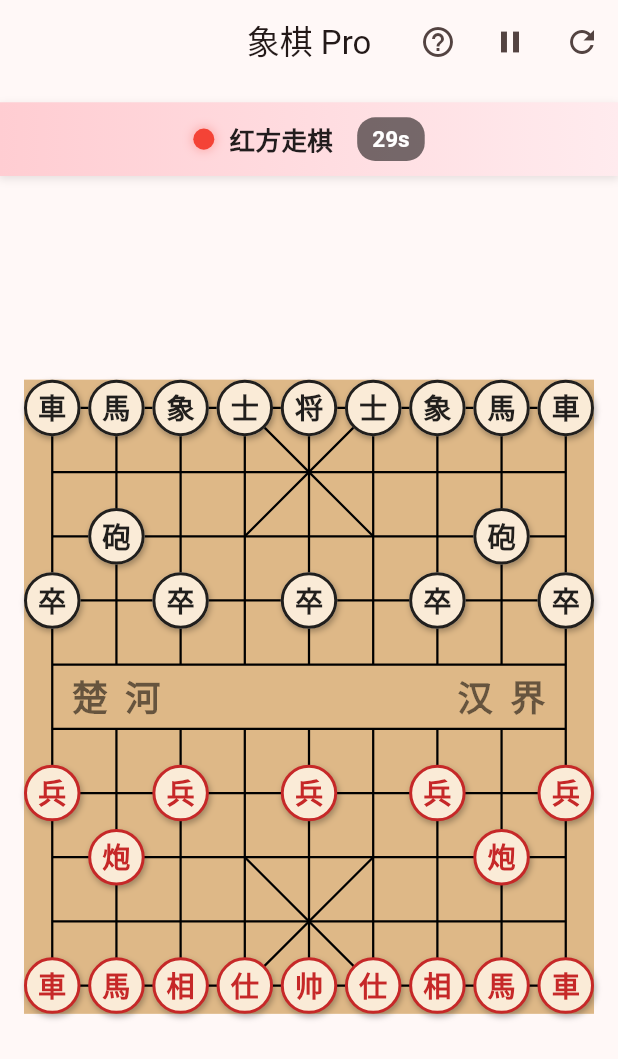
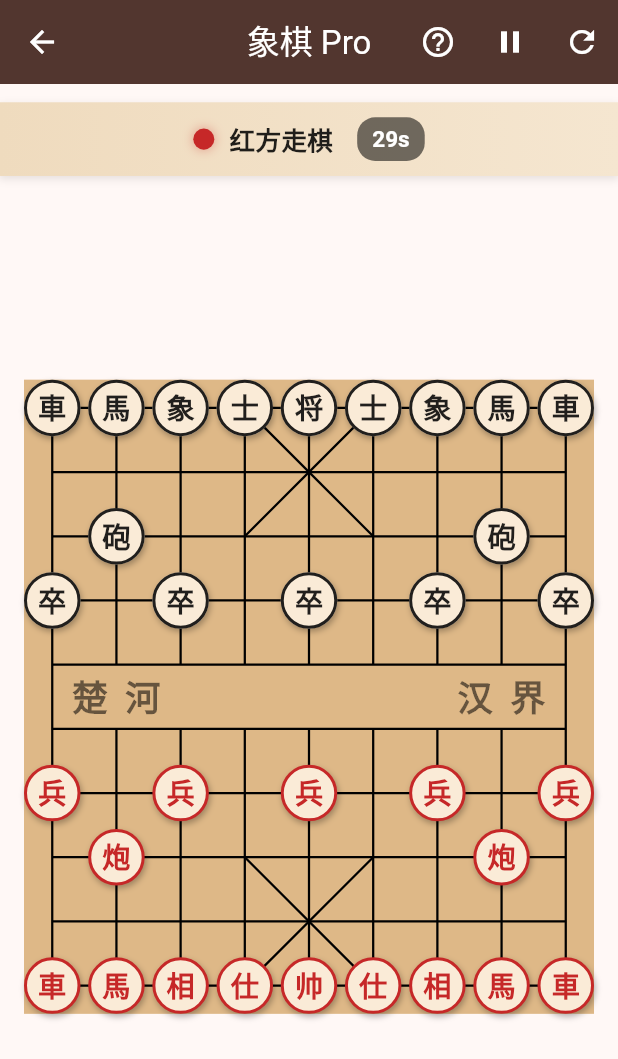
Before and after one commit to xingqianfsios-droid/test, a Flutter app: the screen it shows after launch, after a tap on "开始游戏", on a phone screen of 412 x 824 dp. Shown: the top 1059 px of the screen. Run offline on Flutter 3.47's test engine with Material 3 defaults, Android fonts, the phone set to English and light mode, and no system bars; our stand-ins replace audioplayers, freezed_annotation, get.

Commit message:
feat: add back navigation, optimize theme, verify check rules
- Add back button to game page with confirmation dialog before leaving
- Change home navigation from offNamed to toNamed to preserve route stack
- Optimize theme from red to warm brown/amber tones for Chinese chess aesthetic
- Verify check (将军) rules are correct: getValidMoves properly filters moves
  that don't resolve check via simulation, no code changes needed

Co-Authored-By: Claude Opus 4.6 <noreply@anthropic.com>

```diff
--- a/lib/main.dart
+++ b/lib/main.dart
@@ -16,7 +16,15 @@ class MyApp extends StatelessWidget {
     return GetMaterialApp(
       title: 'Xiangqi Pro',
       theme: ThemeData(
-        colorScheme: ColorScheme.fromSeed(seedColor: Colors.red),
+        colorScheme: ColorScheme.fromSeed(
+          seedColor: const Color(0xFF5D4037),
+          brightness: Brightness.light,
+        ),
+        appBarTheme: const AppBarTheme(
+          backgroundColor: Color(0xFF4E342E),
+          foregroundColor: Colors.white,
+          elevation: 2,
+        ),
       ),
       initialRoute: '/',
       getPages: [
--- a/lib/views/game_view.dart
+++ b/lib/views/game_view.dart
@@ -16,6 +16,10 @@ class GameView extends GetView<GameController> {
       appBar: AppBar(
         title: const Text('象棋 Pro'),
         centerTitle: true,
+        leading: IconButton(
+          icon: const Icon(Icons.arrow_back),
+          onPressed: () => _showExitConfirm(),
+        ),
         actions: [
           IconButton(
             icon: const Icon(Icons.help_outline),
@@ -261,6 +265,32 @@ class GameView extends GetView<GameController> {
     );
   }
 
+  void _showExitConfirm() {
+    controller.pauseGame();
+    Get.dialog(
+      AlertDialog(
+        title: const Text('返回首页'),
+        content: const Text('当前对局将会丢失，确定返回首页吗？'),
+        actions: [
+          TextButton(
+            onPressed: () {
+              Get.back();
+              controller.resumeGame();
+            },
+            child: const Text('继续游戏'),
+          ),
+          TextButton(
+            onPressed: () {
+              Get.back();
+              Get.back();
+            },
+            child: const Text('确定返回'),
+          ),
+        ],
+      ),
+    );
+  }
+
   void _showRulesDialog(BuildContext context) {
     Get.dialog(
       AlertDialog(
@@ -417,7 +447,7 @@ class _TurnStatusBarState extends State<_TurnStatusBar>
           decoration: BoxDecoration(
             gradient: LinearGradient(
               colors: widget.isRed
-                  ? [Colors.red.shade100, Colors.red.shade50]
+                  ? [const Color(0xFFEFDBBE), const Color(0xFFF5E6D0)]
                   : [Colors.blueGrey.shade100, Colors.grey.shade200],
             ),
             boxShadow: [
@@ -438,10 +468,10 @@ class _TurnStatusBarState extends State<_TurnStatusBar>
                 height: 14,
                 decoration: BoxDecoration(
                   shape: BoxShape.circle,
-                  color: widget.isRed ? Colors.red : Colors.black,
+                  color: widget.isRed ? const Color(0xFFC62828) : Colors.black,
                   boxShadow: [
                     BoxShadow(
-                      color: (widget.isRed ? Colors.red : Colors.black)
+                      color: (widget.isRed ? const Color(0xFFC62828) : Colors.black)
                           .withValues(alpha: 0.4),
                       blurRadius: 6,
                     ),
@@ -455,7 +485,7 @@ class _TurnStatusBarState extends State<_TurnStatusBar>
                 style: TextStyle(
                   fontSize: 17,
                   fontWeight: FontWeight.bold,
-                  color: widget.inCheck ? Colors.red.shade700 : Colors.black87,
+                  color: widget.inCheck ? const Color(0xFFC62828) : Colors.black87,
                 ),
               ),
               const SizedBox(width: 16),
@@ -467,7 +497,7 @@ class _TurnStatusBarState extends State<_TurnStatusBar>
                   color: widget.isPaused
                       ? Colors.grey
                       : isWarning
-                          ? Colors.red.shade600
+                          ? const Color(0xFFC62828)
                           : Colors.black54,
                   borderRadius: BorderRadius.circular(12),
                 ),
--- a/lib/views/home_view.dart
+++ b/lib/views/home_view.dart
@@ -14,9 +14,9 @@ class HomeView extends StatelessWidget {
             begin: Alignment.topCenter,
             end: Alignment.bottomCenter,
             colors: [
-              Colors.red.shade800,
-              Colors.red.shade900,
-              Colors.brown.shade900,
+              const Color(0xFF5D4037),
+              const Color(0xFF4E342E),
+              const Color(0xFF3E2723),
             ],
           ),
         ),
@@ -59,7 +59,7 @@ class HomeView extends StatelessWidget {
                   height: 52,
                   child: ElevatedButton(
                     style: ElevatedButton.styleFrom(
-                      backgroundColor: Colors.amber.shade700,
+                      backgroundColor: const Color(0xFFD4A04A),
                       foregroundColor: Colors.white,
                       shape: RoundedRectangleBorder(
                         borderRadius: BorderRadius.circular(26),
@@ -71,7 +71,7 @@ class HomeView extends StatelessWidget {
                         letterSpacing: 4,
                       ),
                     ),
-                    onPressed: () => Get.offNamed('/game'),
+                    onPressed: () => Get.toNamed('/game'),
                     child: const Text('开始游戏'),
                   ),
                 ),
```
Also changed, not shown: 2 other files.
